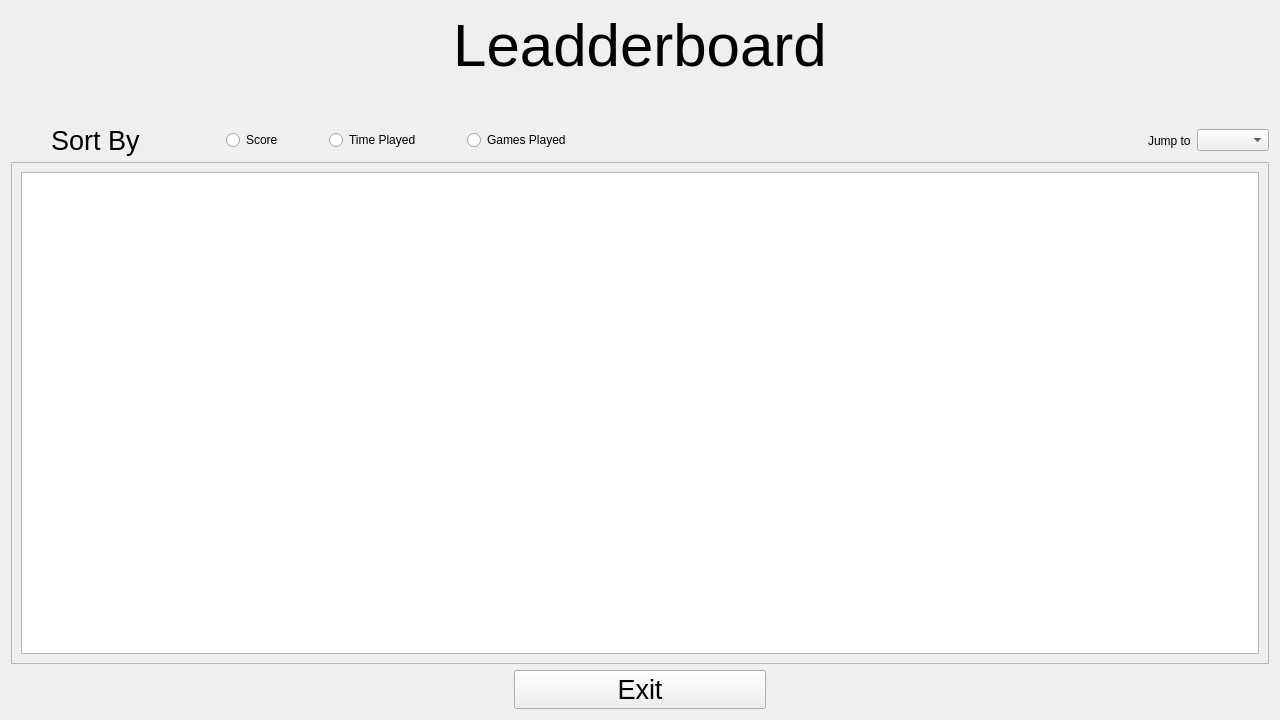
Qt form ui/leaderboard.ui (eharquin/babyfut) before a commit.
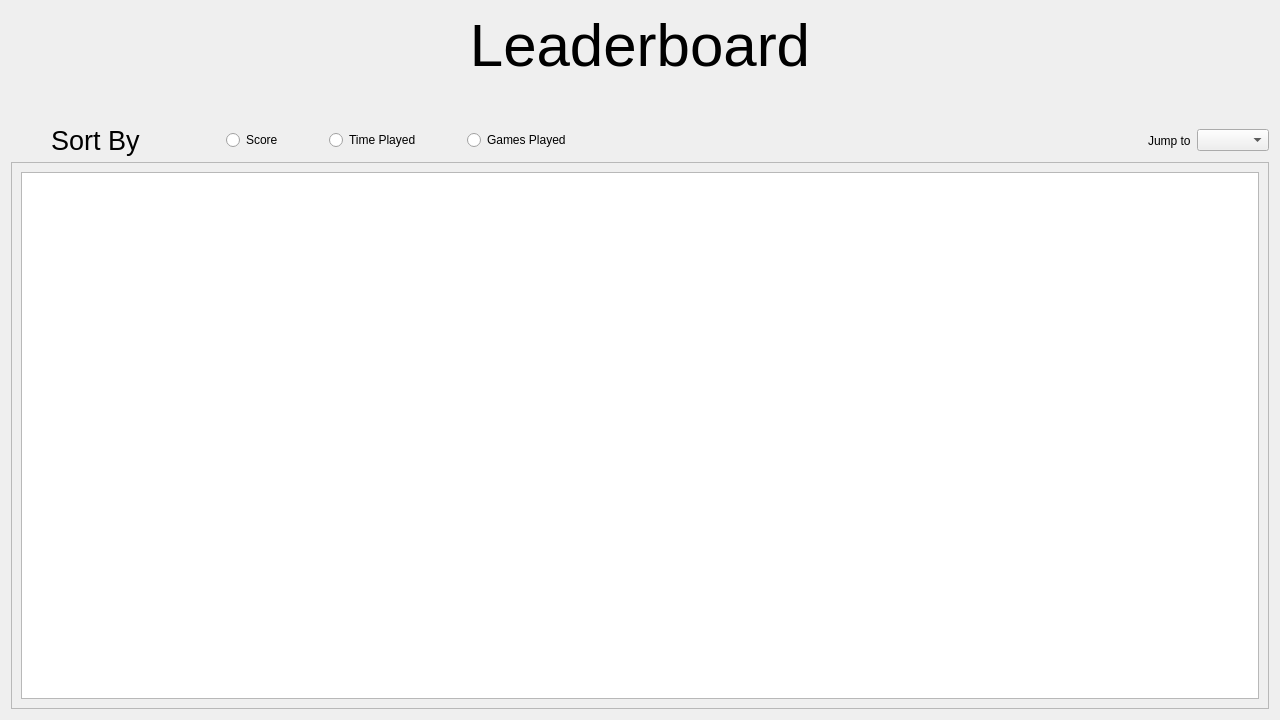
The same form after that commit.

Diff of the .ui file:
```diff
--- a/ui/leaderboard.ui
+++ b/ui/leaderboard.ui
@@ -22,7 +22,7 @@
       </font>
      </property>
      <property name="text">
-      <string>Leadderboard</string>
+      <string>Leaderboard</string>
      </property>
      <property name="alignment">
       <set>Qt::AlignCenter</set>
@@ -215,7 +215,7 @@
         <x>0</x>
         <y>0</y>
         <width>1260</width>
-        <height>464</height>
+        <height>521</height>
        </rect>
       </property>
       <layout class="QVBoxLayout" name="verticalLayout_2">
@@ -226,80 +226,6 @@
      </widget>
     </widget>
    </item>
-   <item>
-    <layout class="QHBoxLayout" name="horizontalLayout_3">
-     <item>
-      <spacer name="horizontalSpacer_9">
-       <property name="orientation">
-        <enum>Qt::Horizontal</enum>
-       </property>
-       <property name="sizeHint" stdset="0">
-        <size>
-         <width>40</width>
-         <height>20</height>
-        </size>
-       </property>
-      </spacer>
-     </item>
-     <item>
-      <spacer name="horizontalSpacer_12">
-       <property name="orientation">
-        <enum>Qt::Horizontal</enum>
-       </property>
-       <property name="sizeHint" stdset="0">
-        <size>
-         <width>40</width>
-         <height>20</height>
-        </size>
-       </property>
-      </spacer>
-     </item>
-     <item>
-      <widget class="QPushButton" name="btnExit">
-       <property name="sizePolicy">
-        <sizepolicy hsizetype="Expanding" vsizetype="Preferred">
-         <horstretch>0</horstretch>
-         <verstretch>0</verstretch>
-        </sizepolicy>
-       </property>
-       <property name="font">
-        <font>
-         <pointsize>20</pointsize>
-        </font>
-       </property>
-       <property name="text">
-        <string>Exit</string>
-       </property>
-      </widget>
-     </item>
-     <item>
-      <spacer name="horizontalSpacer_11">
-       <property name="orientation">
-        <enum>Qt::Horizontal</enum>
-       </property>
-       <property name="sizeHint" stdset="0">
-        <size>
-         <width>40</width>
-         <height>20</height>
-        </size>
-       </property>
-      </spacer>
-     </item>
-     <item>
-      <spacer name="horizontalSpacer_10">
-       <property name="orientation">
-        <enum>Qt::Horizontal</enum>
-       </property>
-       <property name="sizeHint" stdset="0">
-        <size>
-         <width>40</width>
-         <height>20</height>
-        </size>
-       </property>
-      </spacer>
-     </item>
-    </layout>
-   </item>
   </layout>
  </widget>
  <resources/>
```
